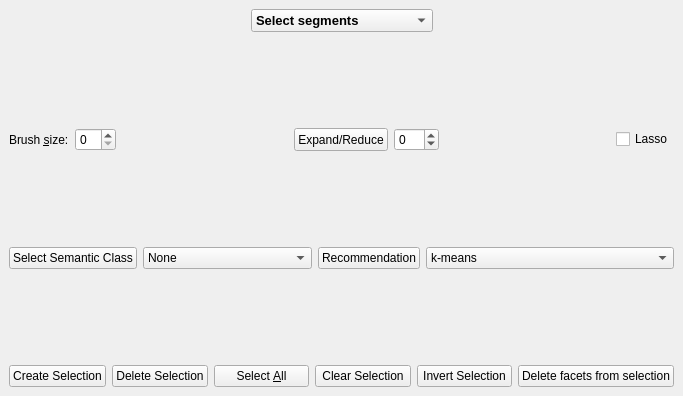
Qt form Polyhedron/Plugins/PMP/Selection_widget.ui (tudelft3d/3D_Urban_Mesh_Annotator) before a commit.
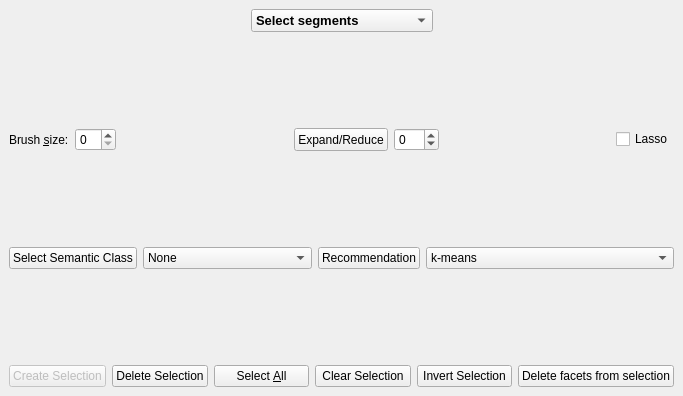
The same form after that commit.

Diff of the .ui file:
```diff
--- a/Polyhedron/Plugins/PMP/Selection_widget.ui
+++ b/Polyhedron/Plugins/PMP/Selection_widget.ui
@@ -256,6 +256,9 @@
            <layout class="QHBoxLayout" name="horizontalLayout_7">
             <item>
              <widget class="QPushButton" name="Create_selection_item_button">
+              <property name="enabled">
+               <bool>false</bool>
+              </property>
               <property name="font">
                <font>
                 <weight>50</weight>
```
